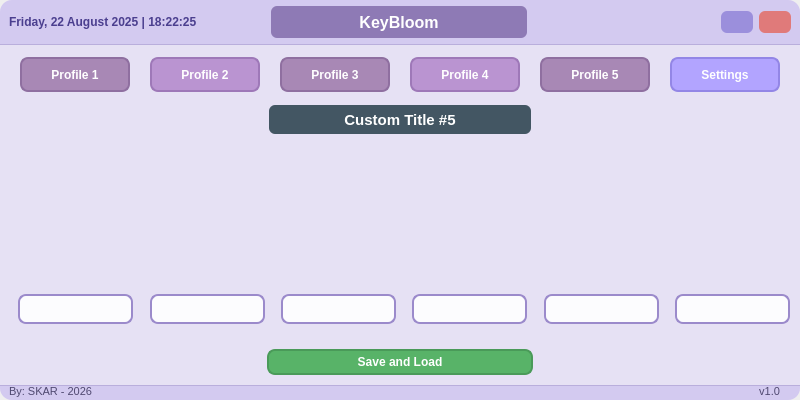
Above: keybloom.ui from KevinAR-18/ESP32C3-Macropad before the change. Below: the same form after it.
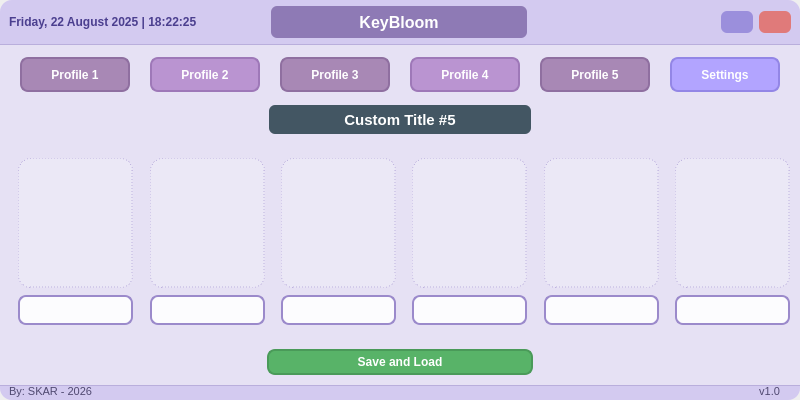
That is the form after the change. Icons and pictures are not drawn.

Commit message:
Add Coba Button Preview and Transparent Keycap Preview
- Implemented DemoWindow class in cobabutton.py for displaying keycap previews.
- Created TransparentKeycapPreview class in preview_button.py for rendering individual keycap previews with animation effects.
- Introduced modes for keycap previews: unset, application, and keyboard.
- Added buttons to set the mode of all previews in the DemoWindow.
- Enhanced visual styles for the UI components with custom stylesheets.

Diff of the .ui file:
```diff
--- a/keybloom.ui
+++ b/keybloom.ui
@@ -4130,7 +4130,25 @@
                    <number>9</number>
                   </property>
                   <item>
-                   <widget class="QFrame" name="buttonFrame25">
+                   <widget class="QFrame" name="framebutton_ori_25">
+                    <layout class="QVBoxLayout" name="verticalLayout_slot_25">
+                     <property name="spacing">
+                      <number>0</number>
+                     </property>
+                     <property name="leftMargin">
+                      <number>0</number>
+                     </property>
+                     <property name="topMargin">
+                      <number>0</number>
+                     </property>
+                     <property name="rightMargin">
+                      <number>0</number>
+                     </property>
+                     <property name="bottomMargin">
+                      <number>0</number>
+                     </property>
+                     <item>
+                      <widget class="QFrame" name="slotPreview_25">
                     <property name="minimumSize">
                      <size>
                       <width>115</width>
@@ -4143,12 +4161,23 @@
                       <height>130</height>
                      </size>
                     </property>
+                       <property name="styleSheet">
+                        <string notr="true">#slotPreview_25 {
+    background-color: rgba(255, 255, 255, 0.22);
+    border: 1px dashed rgba(185, 174, 220, 0.95);
+    border-radius: 12px;
+}
+</string>
+                       </property>
                     <property name="frameShape">
                      <enum>QFrame::Shape::NoFrame</enum>
                     </property>
                     <property name="frameShadow">
                      <enum>QFrame::Shadow::Raised</enum>
                     </property>
+                      </widget>
+                     </item>
+                    </layout>
                    </widget>
                   </item>
                   <item>
@@ -4230,7 +4259,25 @@
                    <number>9</number>
                   </property>
                   <item>
-                   <widget class="QFrame" name="buttonFrame26">
+                   <widget class="QFrame" name="framebutton_ori_26">
+                    <layout class="QVBoxLayout" name="verticalLayout_slot_26">
+                     <property name="spacing">
+                      <number>0</number>
+                     </property>
+                     <property name="leftMargin">
+                      <number>0</number>
+                     </property>
+                     <property name="topMargin">
+                      <number>0</number>
+                     </property>
+                     <property name="rightMargin">
+                      <number>0</number>
+                     </property>
+                     <property name="bottomMargin">
+                      <number>0</number>
+                     </property>
+                     <item>
+                      <widget class="QFrame" name="slotPreview_26">
                     <property name="minimumSize">
                      <size>
                       <width>115</width>
@@ -4243,12 +4290,23 @@
                       <height>130</height>
                      </size>
                     </property>
+                       <property name="styleSheet">
+                        <string notr="true">#slotPreview_26 {
+    background-color: rgba(255, 255, 255, 0.22);
+    border: 1px dashed rgba(185, 174, 220, 0.95);
+    border-radius: 12px;
+}
+</string>
+                       </property>
                     <property name="frameShape">
                      <enum>QFrame::Shape::NoFrame</enum>
                     </property>
                     <property name="frameShadow">
                      <enum>QFrame::Shadow::Raised</enum>
                     </property>
+                      </widget>
+                     </item>
+                    </layout>
                    </widget>
                   </item>
                   <item>
@@ -4330,7 +4388,25 @@
                    <number>9</number>
                   </property>
                   <item>
-                   <widget class="QFrame" name="buttonFrame27">
+                   <widget class="QFrame" name="framebutton_ori_27">
+                    <layout class="QVBoxLayout" name="verticalLayout_slot_27">
+                     <property name="spacing">
+                      <number>0</number>
+                     </property>
+                     <property name="leftMargin">
+                      <number>0</number>
+                     </property>
+                     <property name="topMargin">
+                      <number>0</number>
+                     </property>
+                     <property name="rightMargin">
+                      <number>0</number>
+                     </property>
+                     <property name="bottomMargin">
+                      <number>0</number>
+                     </property>
+                     <item>
+                      <widget class="QFrame" name="slotPreview_27">
                     <property name="minimumSize">
                      <size>
                       <width>115</width>
@@ -4343,12 +4419,23 @@
                       <height>130</height>
                      </size>
                     </property>
+                       <property name="styleSheet">
+                        <string notr="true">#slotPreview_27 {
+    background-color: rgba(255, 255, 255, 0.22);
+    border: 1px dashed rgba(185, 174, 220, 0.95);
+    border-radius: 12px;
+}
+</string>
+                       </property>
                     <property name="frameShape">
                      <enum>QFrame::Shape::NoFrame</enum>
                     </property>
                     <property name="frameShadow">
                      <enum>QFrame::Shadow::Raised</enum>
                     </property>
+                      </widget>
+                     </item>
+                    </layout>
                    </widget>
                   </item>
                   <item>
@@ -4430,7 +4517,25 @@
                    <number>9</number>
                   </property>
                   <item>
-                   <widget class="QFrame" name="buttonFrame28">
+                   <widget class="QFrame" name="framebutton_ori_28">
+                    <layout class="QVBoxLayout" name="verticalLayout_slot_28">
+                     <property name="spacing">
+                      <number>0</number>
+                     </property>
+                     <property name="leftMargin">
+                      <number>0</number>
+                     </property>
+                     <property name="topMargin">
+                      <number>0</number>
+                     </property>
+                     <property name="rightMargin">
+                      <number>0</number>
+                     </property>
+                     <property name="bottomMargin">
+                      <number>0</number>
+                     </property>
+                     <item>
+                      <widget class="QFrame" name="slotPreview_28">
                     <property name="minimumSize">
                      <size>
                       <width>115</width>
@@ -4443,12 +4548,23 @@
                       <height>130</height>
                      </size>
                     </property>
+                       <property name="styleSheet">
+                        <string notr="true">#slotPreview_28 {
+    background-color: rgba(255, 255, 255, 0.22);
+    border: 1px dashed rgba(185, 174, 220, 0.95);
+    border-radius: 12px;
+}
+</string>
+                       </property>
                     <property name="frameShape">
                      <enum>QFrame::Shape::NoFrame</enum>
                     </property>
                     <property name="frameShadow">
                      <enum>QFrame::Shadow::Raised</enum>
                     </property>
+                      </widget>
+                     </item>
+                    </layout>
                    </widget>
                   </item>
                   <item>
@@ -4530,7 +4646,25 @@
                    <number>9</number>
                   </property>
                   <item>
-                   <widget class="QFrame" name="buttonFrame29">
+                   <widget class="QFrame" name="framebutton_ori_29">
+                    <layout class="QVBoxLayout" name="verticalLayout_slot_29">
+                     <property name="spacing">
+                      <number>0</number>
+                     </property>
+                     <property name="leftMargin">
+                      <number>0</number>
+                     </property>
+                     <property name="topMargin">
+                      <number>0</number>
+                     </property>
+                     <property name="rightMargin">
+                      <number>0</number>
+                     </property>
+                     <property name="bottomMargin">
+                      <number>0</number>
+                     </property>
+                     <item>
+                      <widget class="QFrame" name="slotPreview_29">
                     <property name="minimumSize">
                      <size>
                       <width>115</width>
@@ -4543,12 +4677,23 @@
                       <height>130</height>
                      </size>
                     </property>
+                       <property name="styleSheet">
+                        <string notr="true">#slotPreview_29 {
+    background-color: rgba(255, 255, 255, 0.22);
+    border: 1px dashed rgba(185, 174, 220, 0.95);
+    border-radius: 12px;
+}
+</string>
+                       </property>
                     <property name="frameShape">
                      <enum>QFrame::Shape::NoFrame</enum>
                     </property>
                     <property name="frameShadow">
                      <enum>QFrame::Shadow::Raised</enum>
                     </property>
+                      </widget>
+                     </item>
+                    </layout>
                    </widget>
                   </item>
                   <item>
@@ -4630,7 +4775,25 @@
                    <number>9</number>
                   </property>
                   <item>
-                   <widget class="QFrame" name="buttonFrame30">
+                   <widget class="QFrame" name="framebutton_ori_30">
+                    <layout class="QVBoxLayout" name="verticalLayout_slot_30">
+                     <property name="spacing">
+                      <number>0</number>
+                     </property>
+                     <property name="leftMargin">
+                      <number>0</number>
+                     </property>
+                     <property name="topMargin">
+                      <number>0</number>
+                     </property>
+                     <property name="rightMargin">
+                      <number>0</number>
+                     </property>
+                     <property name="bottomMargin">
+                      <number>0</number>
+                     </property>
+                     <item>
+                      <widget class="QFrame" name="slotPreview_30">
                     <property name="minimumSize">
                      <size>
                       <width>115</width>
@@ -4643,12 +4806,23 @@
                       <height>130</height>
                      </size>
                     </property>
+                       <property name="styleSheet">
+                        <string notr="true">#slotPreview_30 {
+    background-color: rgba(255, 255, 255, 0.22);
+    border: 1px dashed rgba(185, 174, 220, 0.95);
+    border-radius: 12px;
+}
+</string>
+                       </property>
                     <property name="frameShape">
                      <enum>QFrame::Shape::NoFrame</enum>
                     </property>
                     <property name="frameShadow">
                      <enum>QFrame::Shadow::Raised</enum>
                     </property>
+                      </widget>
+                     </item>
+                    </layout>
                    </widget>
                   </item>
                   <item>
```
Left out of the diff: 870 changed lines with no effect on the pictures. Lines whose indentation alone changed are shown as unchanged. The commit also changes 8 other files.
